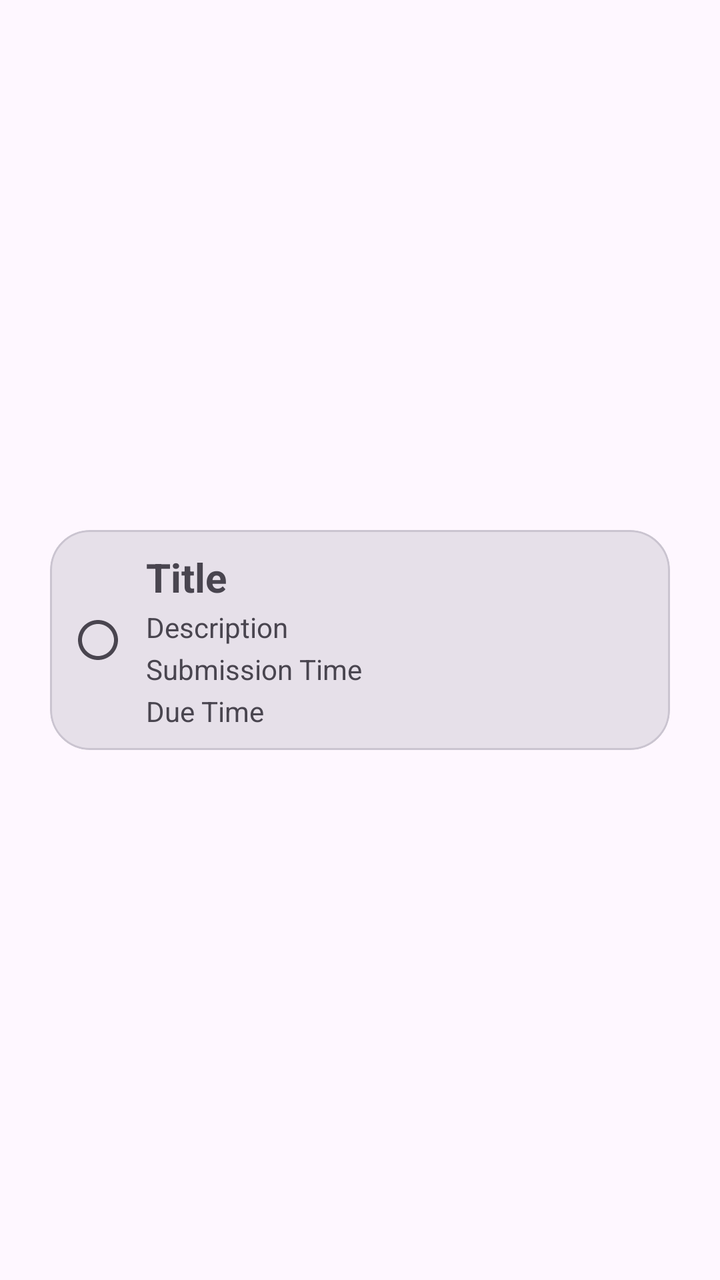
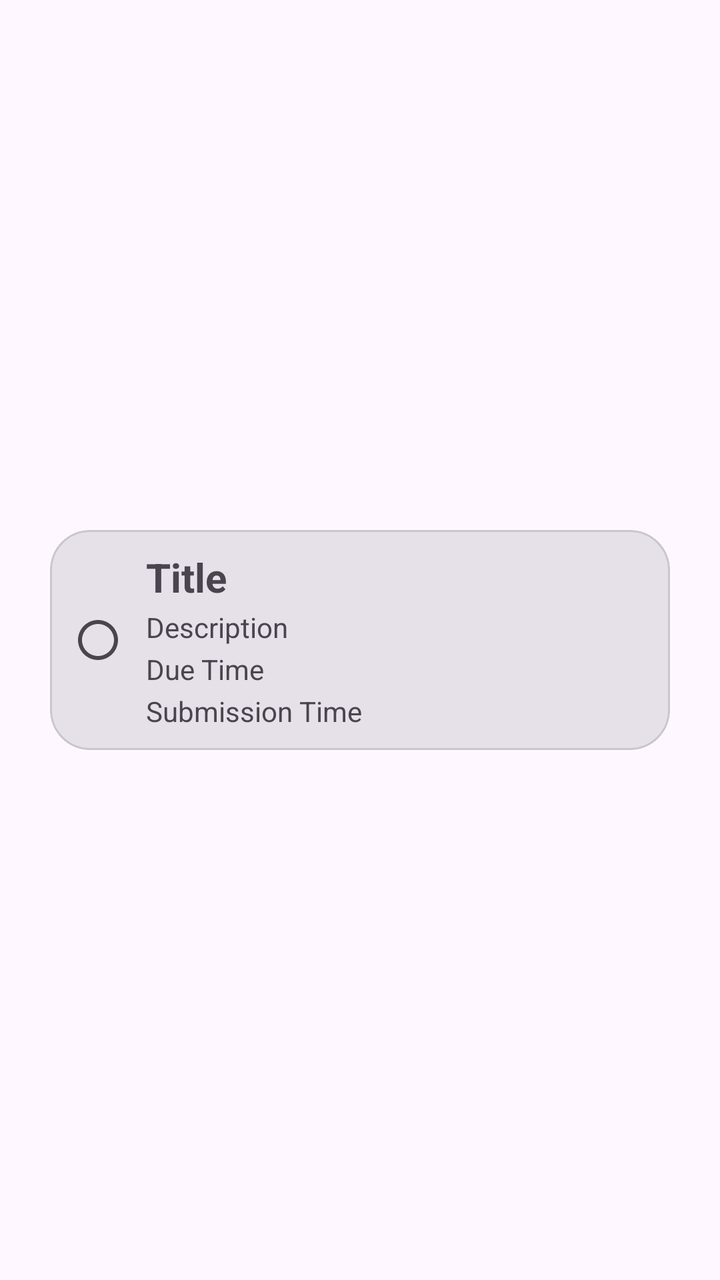

Screens rendered from an Android XML layout before and after an edit, with the pre-edit source and the edit as a unified diff.
<!-- AndroidManifest.xml: application theme Theme.TaskMate -->
<!-- res/layout/item_task.xml -->
<?xml version="1.0" encoding="utf-8"?>
<androidx.constraintlayout.widget.ConstraintLayout
    xmlns:android="http://schemas.android.com/apk/res/android"
    xmlns:app="http://schemas.android.com/apk/res-auto"
    android:layout_width="match_parent"
    android:layout_height="wrap_content"
    android:paddingHorizontal="25dp"
    android:paddingVertical="12dp">

    <com.google.android.material.card.MaterialCardView
        android:layout_width="match_parent"
        android:layout_height="wrap_content"
        android:paddingStart="2dp"
        android:paddingEnd="20dp"
        android:paddingVertical="15dp"
        app:cardCornerRadius="20dp"
        app:cardBackgroundColor="?attr/colorSurfaceContainerHighest"
        app:layout_constraintStart_toStartOf="parent"
        app:layout_constraintEnd_toEndOf="parent"
        app:layout_constraintBottom_toBottomOf="parent"
        app:layout_constraintTop_toTopOf="parent">

        <androidx.constraintlayout.widget.ConstraintLayout
            android:layout_width="match_parent"
            android:layout_height="wrap_content"
            android:paddingVertical="10dp"
            android:layout_marginEnd="35dp">

            <CheckBox
                android:id="@+id/taskDone"
                android:layout_width="wrap_content"
                android:layout_height="wrap_content"
                style="@style/CustomCheckboxBrand"
                app:layout_constraintStart_toStartOf="parent"
                app:layout_constraintTop_toTopOf="parent"
                app:layout_constraintBottom_toBottomOf="parent" />

            <TextView
                android:id="@+id/taskTitle"
                android:layout_width="0dp"
                android:layout_height="wrap_content"
                android:text="@string/titlePlaceholder"
                android:textSize="20sp"
                android:textStyle="bold"
                app:layout_constraintStart_toEndOf="@id/taskDone"
                app:layout_constraintEnd_toEndOf="parent"
                app:layout_constraintTop_toTopOf="parent" />

            <TextView
                android:id="@+id/taskDescription"
                android:layout_width="0dp"
                android:layout_height="wrap_content"
                android:text="@string/descriptionPlaceholder"
                android:textSize="14sp"
                android:paddingTop="2dp"
                app:layout_constraintStart_toEndOf="@id/taskDone"
                app:layout_constraintEnd_toEndOf="parent"
                app:layout_constraintTop_toBottomOf="@id/taskTitle"/>

            <TextView
                android:id="@+id/taskAddedDate"
                android:layout_width="0dp"
                android:layout_height="wrap_content"
                android:text="@string/taskSubmissionDatePlaceHolder"
                android:textSize="14sp"
                android:paddingTop="2dp"
                app:layout_constraintStart_toEndOf="@id/taskDone"
                app:layout_constraintEnd_toEndOf="parent"
                app:layout_constraintTop_toBottomOf="@id/taskDescription"/>

            <TextView
                android:id="@+id/taskDueDate"
                android:layout_width="0dp"
                android:layout_height="wrap_content"
                android:text="@string/taskDueDatePlaceHolder"
                android:textSize="14sp"
                android:paddingTop="2dp"
                app:layout_constraintStart_toEndOf="@id/taskDone"
                app:layout_constraintEnd_toEndOf="parent"
                app:layout_constraintTop_toBottomOf="@id/taskAddedDate"/>













        </androidx.constraintlayout.widget.ConstraintLayout>

    </com.google.android.material.card.MaterialCardView>


</androidx.constraintlayout.widget.ConstraintLayout>
<!-- resources referenced by this layout -->
<resources>
  <string name="descriptionPlaceholder">Description</string>
  <string name="taskDueDatePlaceHolder">Due Time</string>
  <string name="taskSubmissionDatePlaceHolder">Submission Time</string>
  <string name="titlePlaceholder">Title</string>
  <style name="CustomCheckboxBrand" parent="@style/Widget.AppCompat.CompoundButton.CheckBox">
          <item name="android:button">@drawable/checkbox_selector</item>
          <item name="android:background">@android:color/transparent</item>
      </style>
  <style name="Theme.TaskMate" parent="Theme.Material3.DayNight.NoActionBar">
  
          <item name="textAppearanceHeadline6">@style/TextAppearance.MaterialComponents.Headline6</item>
          <item name="textAppearanceBody1">@style/TextAppearance.MaterialComponents.Body1</item>
  
  
          
          <item name="colorPrimary">@color/purple_500</item>
  
  
          
          <item name="colorSecondary">@color/teal_200</item>
  
  
          
          <item name="android:navigationBarColor">@color/teal_700</item>
          <item name="android:statusBarColor">@color/teal_700</item>
          
      </style>
  <!-- drawable checkbox_selector (drawable) -->
  <?xml version="1.0" encoding="utf-8"?>
  <selector xmlns:android="http://schemas.android.com/apk/res/android">
      
      <item android:drawable="@drawable/ic_checkbox_unchecked_24"
          android:state_checked="true"
          android:state_enabled="false" />
  
      
      <item android:drawable="@drawable/ic_checkbox_unchecked_24"
          android:state_checked="true"
          android:state_enabled="true" />
  
      
      <item android:drawable="@drawable/ic_base_checkbox_radiobutton_24"/>
  </selector>
  <color name="purple_500">#FF6200EE</color>
  <color name="teal_200">#FF03DAC5</color>
  <color name="teal_700">#FF018786</color>
  <!-- drawable ic_checkbox_unchecked_24 (drawable) -->
  <vector xmlns:android="http://schemas.android.com/apk/res/android" android:height="24dp" android:viewportHeight="20" android:viewportWidth="20" android:width="24dp">
        
      <path android:fillColor="#00000000" android:fillType="evenOdd" android:pathData="M10,1C14.971,1 19,5.029 19,10C19,14.971 14.971,19 10,19C5.029,19 1,14.971 1,10C1,5.029 5.029,1 10,1Z" android:strokeColor="#000000" android:strokeLineCap="round" android:strokeLineJoin="round" android:strokeWidth="2"/>
        
      <path android:fillColor="#00000000" android:fillType="evenOdd" android:pathData="M5.714,9.622l3.529,3.378l5.042,-6" android:strokeColor="#000000" android:strokeLineCap="round" android:strokeLineJoin="round" android:strokeWidth="2"/>
      
  </vector>
  <!-- drawable ic_base_checkbox_radiobutton_24 (drawable) -->
  <vector xmlns:android="http://schemas.android.com/apk/res/android" android:height="24dp" android:viewportHeight="24" android:viewportWidth="24" android:width="24dp">
        
      <path android:fillColor="#000000" android:fillType="evenOdd" android:pathData="M12,22C17.523,22 22,17.523 22,12C22,6.477 17.523,2 12,2C6.477,2 2,6.477 2,12C2,17.523 6.477,22 12,22ZM12,20C16.418,20 20,16.418 20,12C20,7.582 16.418,4 12,4C7.582,4 4,7.582 4,12C4,16.418 7.582,20 12,20Z"/>
      
  </vector>
</resources>

<!-- the commit's change to res/layout/item_task.xml (unified diff, before → after) -->
@@ -58,6 +58,17 @@
                 app:layout_constraintTop_toBottomOf="@id/taskTitle"/>
 
             <TextView
+                android:id="@+id/taskDueDate"
+                android:layout_width="0dp"
+                android:layout_height="wrap_content"
+                android:text="@string/taskDueDatePlaceHolder"
+                android:textSize="14sp"
+                android:paddingTop="2dp"
+                app:layout_constraintStart_toEndOf="@id/taskDone"
+                app:layout_constraintEnd_toEndOf="parent"
+                app:layout_constraintTop_toBottomOf="@id/taskDescription"/>
+
+            <TextView
                 android:id="@+id/taskAddedDate"
                 android:layout_width="0dp"
                 android:layout_height="wrap_content"
@@ -66,18 +77,9 @@
                 android:paddingTop="2dp"
                 app:layout_constraintStart_toEndOf="@id/taskDone"
                 app:layout_constraintEnd_toEndOf="parent"
-                app:layout_constraintTop_toBottomOf="@id/taskDescription"/>
+                app:layout_constraintTop_toBottomOf="@id/taskDueDate"/>
 
-            <TextView
-                android:id="@+id/taskDueDate"
-                android:layout_width="0dp"
-                android:layout_height="wrap_content"
-                android:text="@string/taskDueDatePlaceHolder"
-                android:textSize="14sp"
-                android:paddingTop="2dp"
-                app:layout_constraintStart_toEndOf="@id/taskDone"
-                app:layout_constraintEnd_toEndOf="parent"
-                app:layout_constraintTop_toBottomOf="@id/taskAddedDate"/>
+
 
 
 
